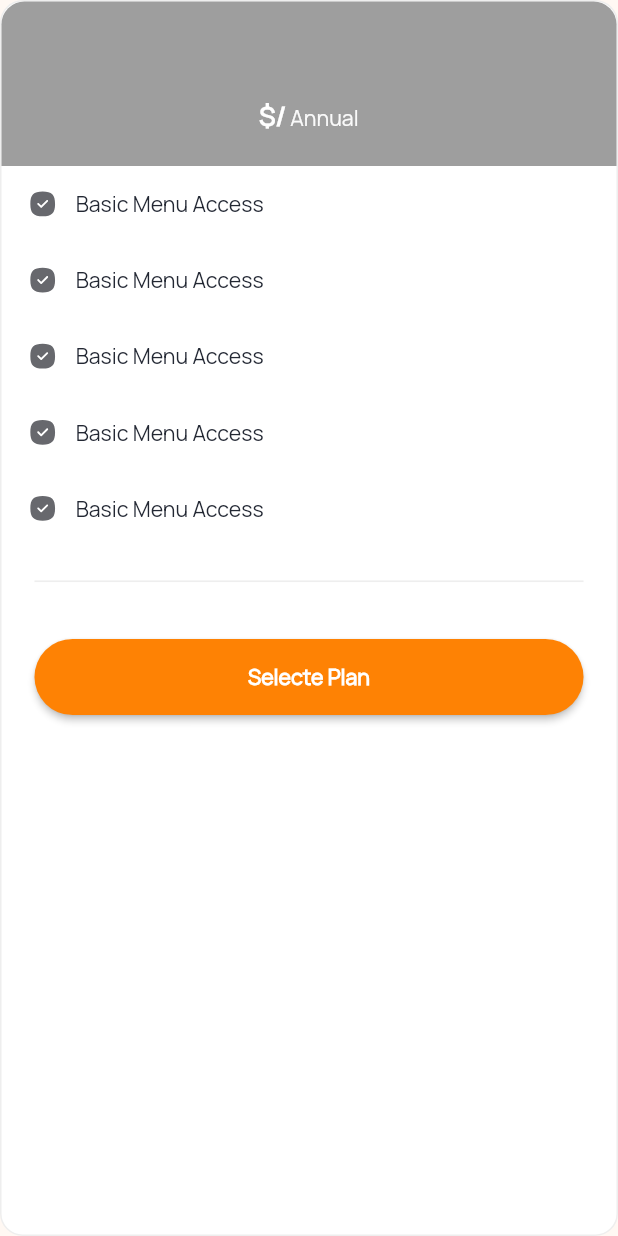
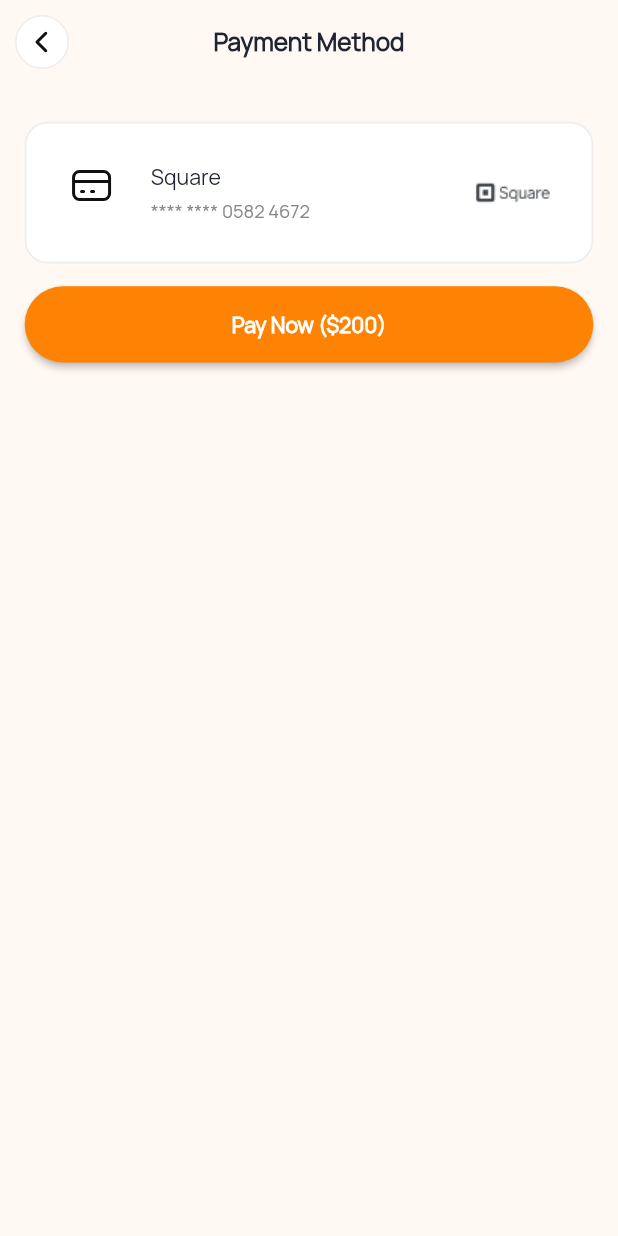
Before and after one commit to Webgenius0/dawgonvegans_app, a Flutter app: the MembershipWidget widget shown alone on an empty page, opened directly with empty values, after a tap on "Selecte Plan", on a phone screen of 412 x 824 dp. Run offline on Flutter 3.47's test engine with Material 3 defaults, Android fonts, the phone set to English and light mode, and no system bars; drawn by our look-alikes of auto_animated; our stand-ins replace cached_network_image, dio, flutter_screenutil, flutter_svg, get, get_it and 5 more; missing offline and left inert: dotlottie_loader; accounts and stored records are empty; project files that could hold a hidden picture were left out.

Commit message:
payment method screen has done

```diff
--- a/lib/constants/text_font_style.dart
+++ b/lib/constants/text_font_style.dart
@@ -93,6 +93,14 @@ class TextFontStyle {
     fontSize: 14.sp,
     color: AppColors.c202531,
     fontWeight: FontWeight.w500,
+  );
+  static final textStyle12c878787ManropeW400 = TextStyle(
+    fontFamily: 'manrope',
+    fontSize: 12.sp,
+    color: AppColors.c878787,
+    fontWeight: FontWeight.w400,
+
+
   );
   static final textStyle14c202531ManropeW900 = TextStyle(
     fontFamily: 'manrope',
@@ -309,6 +317,7 @@ class TextFontStyle {
     color: AppColors.cFAFAFA,
     fontWeight: FontWeight.w400,
   );
+
 
   static final textStyle16c101820NunitoSansw800 = TextStyle(
     fontFamily: 'NunitoSans',
--- a/lib/features/auth/register/register_screen.dart
+++ b/lib/features/auth/register/register_screen.dart
@@ -184,7 +184,8 @@ class _RegisterScreenState extends State<RegisterScreen> {
                 side: BorderSide.none,
                 buttonName: 'Register',
                 onPressed: () {
-                  if (_formKey.currentState!.validate()) {}
+                 // if (_formKey.currentState!.validate()) {}
+                 NavigationService.navigateTo(Routes.membershipScreen);
                 },
               ),
 
--- a/lib/features/membership/presentation/membership_screen.dart
+++ b/lib/features/membership/presentation/membership_screen.dart
@@ -5,6 +5,8 @@ import 'package:flutter_screenutil/flutter_screenutil.dart';
 
 import '../../../common_widgets/custom_body_text_widget.dart';
 import '../../../gen/colors.gen.dart';
+import '../../../helpers/all_routes.dart';
+import '../../../helpers/navigation_service.dart';
 import '../widgets/membership_widget.dart';
 
 class MembershipScreen extends StatefulWidget {
@@ -30,7 +32,9 @@ class _MembershipScreenState extends State<MembershipScreen> {
               ),
             ),
             InkWell(
-              onTap: () {},
+              onTap: () {
+                 NavigationService.navigateTo(Routes.paymentMethodScreen);
+              },
               child: Text(
                 'Skip',
                 style: TextFontStyle.textStyle12c202531ManropeW600,
--- a/lib/features/membership/widgets/membership_widget.dart
+++ b/lib/features/membership/widgets/membership_widget.dart
@@ -6,6 +6,8 @@ import 'package:flutter/material.dart';
 import 'package:flutter_screenutil/flutter_screenutil.dart';
 
 import '../../../constants/text_font_style.dart';
+import '../../../helpers/all_routes.dart';
+import '../../../helpers/navigation_service.dart';
 
 class MembershipWidget extends StatelessWidget {
   final String memberShipType;
@@ -88,13 +90,13 @@ class MembershipWidget extends StatelessWidget {
             child: Divider(color: AppColors.cEEEEEE, thickness: 1.w),
           ),
 
-          UIHelper.verticalSpace(15.h),
-
-          Padding(
+           Padding(
             padding: EdgeInsets.symmetric(horizontal: 20.w),
             child: CustomButton(
               buttonName: 'Selecte Plan',
-              onPressed: () {},
+              onPressed: () {
+                NavigationService.navigateTo(Routes.paymentMethodScreen);
+              },
               side: BorderSide.none,
             ),
           ),
--- /dev/null
+++ b/lib/features/payment_method/payment_method_screen.dart
@@ -0,0 +1,65 @@
+import 'package:dawgonvegans/common_widgets/custom_appbar.dart';
+import 'package:dawgonvegans/common_widgets/custom_button.dart';
+import 'package:dawgonvegans/constants/text_font_style.dart';
+import 'package:dawgonvegans/gen/assets.gen.dart';
+import 'package:flutter/material.dart';
+import 'package:flutter_screenutil/flutter_screenutil.dart';
+import 'package:flutter_svg/svg.dart';
+
+import '../../gen/colors.gen.dart';
+
+class PaymentMethodScreen extends StatelessWidget {
+  const PaymentMethodScreen({super.key});
+
+  @override
+  Widget build(BuildContext context) {
+    return Scaffold(
+      appBar: CustomAppBar(text: 'Payment Method'),
+      body: SingleChildScrollView(
+        padding: EdgeInsets.symmetric(horizontal: 15.w, vertical: 20.h),
+        child: Column(
+          spacing: 15.h,
+          children: [
+            Container(
+              padding: EdgeInsets.symmetric(horizontal: 10.w, vertical: 10.h),
+              decoration: ShapeDecoration(
+                color: AppColors.cFFFFFF,
+                shape: RoundedRectangleBorder(
+                  side: BorderSide(width: 1.w, color: AppColors.cEDEDED),
+                  borderRadius: BorderRadius.circular(15.r),
+                ),
+              ),
+              child: ListTile(
+                leading: SvgPicture.asset(
+                  Assets.icons.paymentIcon,
+                  width: 30.w,
+                  height: 30.h,
+                  fit: BoxFit.none,
+                ),
+
+                title: Text(
+                  'Square',
+                  style: TextFontStyle.textStyle14c202531ManropeW500,
+                ),
+                subtitle: Padding(
+                  padding: EdgeInsets.only(top: 5.h),
+                  child: Text(
+                    '**** **** 0582 4672',
+                    style: TextFontStyle.textStyle12c878787ManropeW400,
+                  ),
+                ),
+                trailing: Image.asset(Assets.images.s.path),
+              ),
+            ),
+
+            CustomButton(
+              buttonName: 'Pay Now (\$200)',
+              onPressed: () {},
+              side: BorderSide.none,
+            ),
+          ],
+        ),
+      ),
+    );
+  }
+}
--- a/lib/gen/assets.gen.dart
+++ b/lib/gen/assets.gen.dart
@@ -39,6 +39,12 @@ class $AssetsIconsGen {
   /// File path: assets/icons/next_button.svg
   String get nextButton => 'assets/icons/next_button.svg';
 
+  /// File path: assets/icons/payment_icon.svg
+  String get paymentIcon => 'assets/icons/payment_icon.svg';
+
+  /// File path: assets/icons/square_logo.svg
+  String get squareLogo => 'assets/icons/square_logo.svg';
+
   /// List of all assets
   List<String> get values => [
     appleIcon,
@@ -50,6 +56,8 @@ class $AssetsIconsGen {
     googleIcon,
     logo,
     nextButton,
+    paymentIcon,
+    squareLogo,
   ];
 }
 
@@ -76,6 +84,9 @@ class $AssetsImagesGen {
   AssetGenImage get resetSuccess =>
       const AssetGenImage('assets/images/reset_success.png');
 
+  /// File path: assets/images/s.png
+  AssetGenImage get s => const AssetGenImage('assets/images/s.png');
+
   /// File path: assets/images/splash.png
   AssetGenImage get splash => const AssetGenImage('assets/images/splash.png');
 
@@ -86,6 +97,7 @@ class $AssetsImagesGen {
     onboarding2,
     onboarding3,
     resetSuccess,
+    s,
     splash,
   ];
 }
--- a/lib/helpers/all_routes.dart
+++ b/lib/helpers/all_routes.dart
@@ -1,11 +1,13 @@
 import 'dart:io';
 
 import 'package:dawgonvegans/features/auth/login/login_screen.dart';
+import 'package:dawgonvegans/features/membership/presentation/membership_screen.dart';
 import 'package:flutter/cupertino.dart';
 
 import '../features/auth/forget_password/forget_screen.dart';
 import '../features/auth/register/register_screen.dart';
 import '../features/auth/reset_password/reset_password_screen.dart';
+import '../features/payment_method/payment_method_screen.dart';
 
 final class Routes {
   static final Routes _routes = Routes._internal();
@@ -17,7 +19,8 @@ final class Routes {
   static const String registerScreen = '/registerScreen';
   static const String forgetPasswordScreen = '/forgetPasswordScreen';
   static const String resetPasswordScreen = '/resetPasswordScreen';
-
+  static const String membershipScreen = '/membershipScreen';
+  static const String paymentMethodScreen = '/paymentMethodScreen';
 }
 
 final class RouteGenerator {
@@ -33,16 +36,39 @@ final class RouteGenerator {
             : CupertinoPageRoute(builder: (context) => LoginScreen());
       case Routes.registerScreen:
         return Platform.isAndroid
-            ? _FadedTransitionRoute(widget: RegisterScreen(), settings: settings)
+            ? _FadedTransitionRoute(
+              widget: RegisterScreen(),
+              settings: settings,
+            )
             : CupertinoPageRoute(builder: (context) => RegisterScreen());
       case Routes.forgetPasswordScreen:
         return Platform.isAndroid
-            ? _FadedTransitionRoute(widget: ForgetPasswordScreen(), settings: settings)
+            ? _FadedTransitionRoute(
+              widget: ForgetPasswordScreen(),
+              settings: settings,
+            )
             : CupertinoPageRoute(builder: (context) => ForgetPasswordScreen());
       case Routes.resetPasswordScreen:
         return Platform.isAndroid
-            ? _FadedTransitionRoute(widget: ResetPasswordScreen(), settings: settings)
+            ? _FadedTransitionRoute(
+              widget: ResetPasswordScreen(),
+              settings: settings,
+            )
             : CupertinoPageRoute(builder: (context) => ResetPasswordScreen());
+      case Routes.membershipScreen:
+        return Platform.isAndroid
+            ? _FadedTransitionRoute(
+              widget: MembershipScreen(),
+              settings: settings,
+            )
+            : CupertinoPageRoute(builder: (context) => MembershipScreen());
+      case Routes.paymentMethodScreen:
+        return Platform.isAndroid
+            ? _FadedTransitionRoute(
+              widget: PaymentMethodScreen(),
+              settings: settings,
+            )
+            : CupertinoPageRoute(builder: (context) => PaymentMethodScreen());
 
       default:
         return null;
--- a/lib/main.dart
+++ b/lib/main.dart
@@ -1,4 +1,5 @@
 import 'package:auto_animated/auto_animated.dart';
+import 'package:dawgonvegans/loading_screen.dart';
 import 'package:flutter/material.dart';
 import 'package:flutter_screenutil/flutter_screenutil.dart';
 import 'package:get/get.dart';
@@ -6,7 +7,6 @@ import 'package:get_storage/get_storage.dart';
 import 'package:provider/provider.dart';
 
 import 'constants/custome_theme.dart';
-import 'features/membership/presentation/membership_screen.dart';
 import 'gen/colors.gen.dart';
 import 'helpers/all_routes.dart';
 import 'helpers/di.dart';
@@ -17,6 +17,7 @@ import 'networks/dio/dio.dart';
 
 void main() async {
   WidgetsFlutterBinding.ensureInitialized();
+ // debugPaintSizeEnabled = true;
 
   await GetStorage.init();
 
@@ -90,7 +91,7 @@ class UtillScreenMobile extends StatelessWidget {
 
             onGenerateRoute: RouteGenerator.generateRoute,
 
-            home: MembershipScreen(),
+            home: Loading(),
           ),
         );
       },
```
Also changed, not shown: assets/icons/payment_icon.svg (added), assets/icons/square_logo.svg (added), assets/images/s.png (added).
